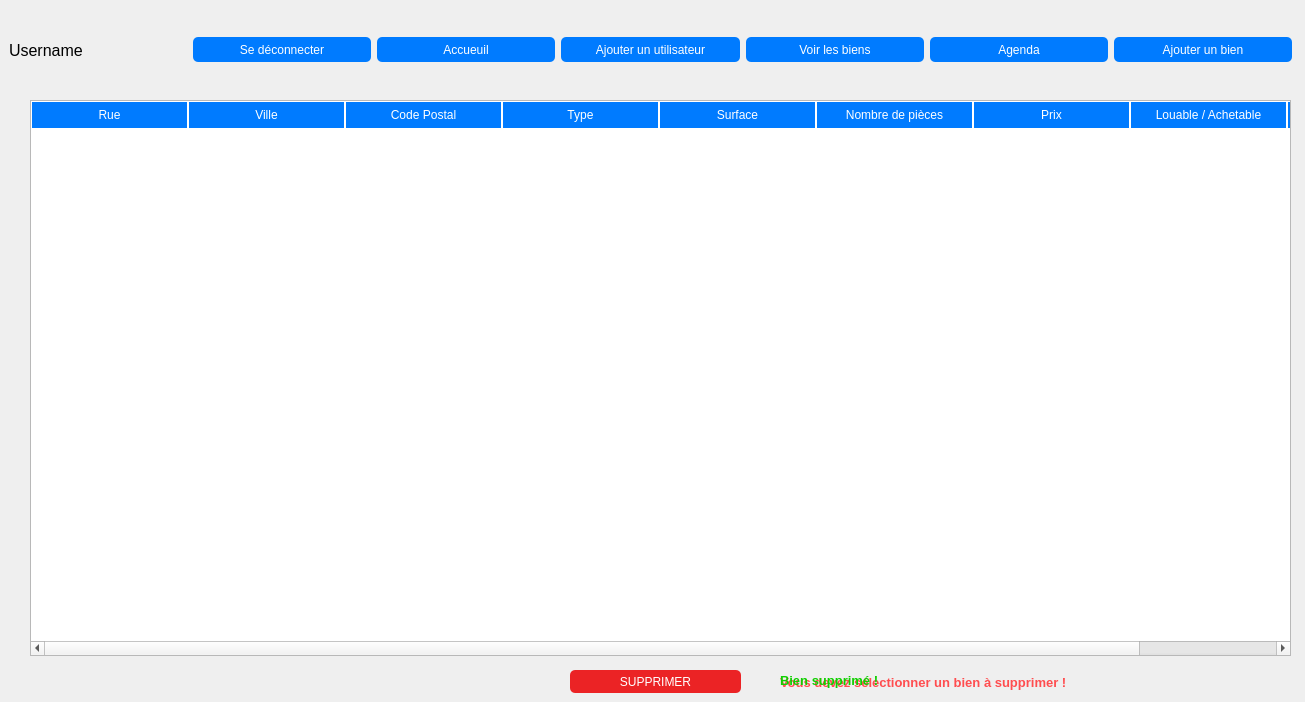
This is core/GUI/interface.ui in LixNew2/Grimmo as Qt 5 draws it before an edit. The edited form follows.
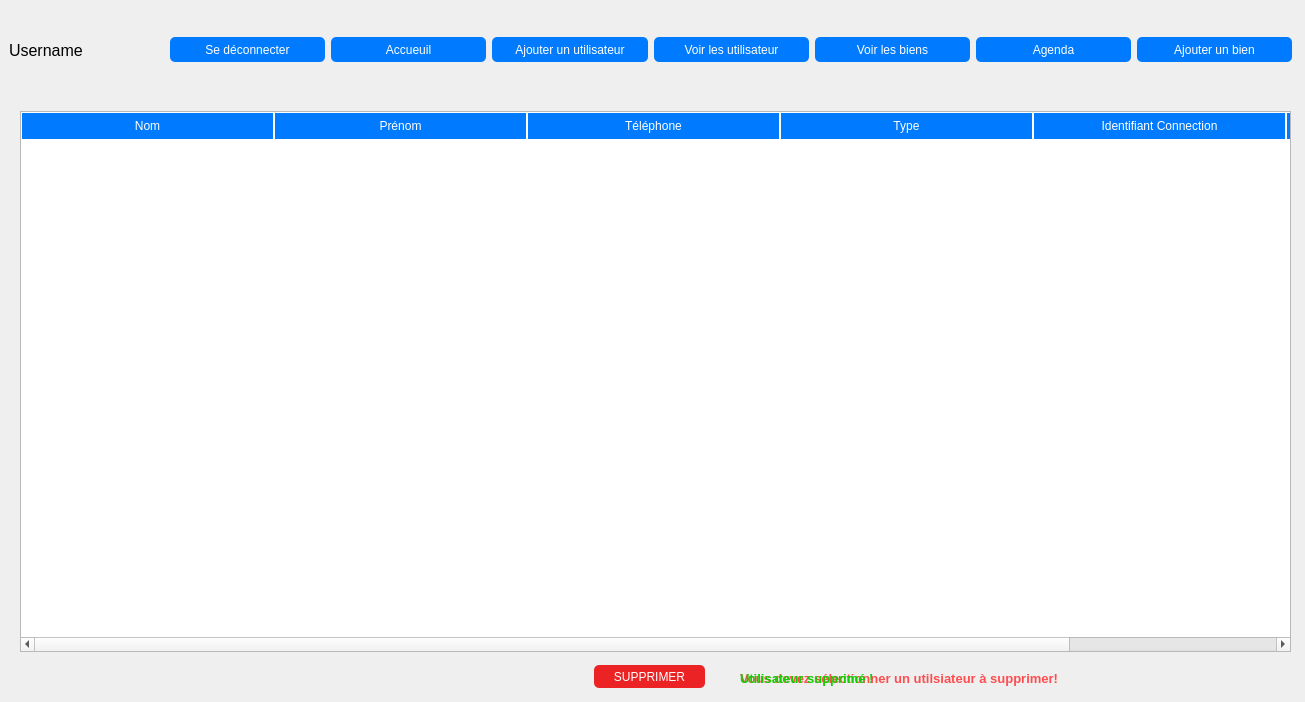
This is the edited form.

What changed in the file:
```diff
--- a/core/GUI/interface.ui
+++ b/core/GUI/interface.ui
@@ -40,7 +40,7 @@
      </rect>
     </property>
     <property name="currentIndex">
-     <number>4</number>
+     <number>5</number>
     </property>
     <widget class="QWidget" name="login">
      <widget class="QLabel" name="title">
@@ -1845,6 +1845,142 @@
       </property>
      </widget>
     </widget>
+    <widget class="QWidget" name="view_users">
+     <widget class="QTableWidget" name="user_table">
+      <property name="geometry">
+       <rect>
+        <x>0</x>
+        <y>121</y>
+        <width>1271</width>
+        <height>541</height>
+       </rect>
+      </property>
+      <property name="styleSheet">
+       <string notr="true">QHeaderView::section {
+    background-color: rgb(0, 123, 255);
+    color: white;
+    padding: 4px;
+	border: 1px solid white;
+}
+
+/* Style pour les numéros de ligne (en-têtes verticales) */
+QHeaderView::section:vertical {
+    background-color: rgb(0, 123, 255);
+    color: white;
+}</string>
+      </property>
+      <attribute name="horizontalHeaderDefaultSectionSize">
+       <number>253</number>
+      </attribute>
+      <column>
+       <property name="text">
+        <string>Nom</string>
+       </property>
+      </column>
+      <column>
+       <property name="text">
+        <string>Prénom</string>
+       </property>
+      </column>
+      <column>
+       <property name="text">
+        <string>Téléphone</string>
+       </property>
+      </column>
+      <column>
+       <property name="text">
+        <string>Type</string>
+       </property>
+      </column>
+      <column>
+       <property name="text">
+        <string>Identifiant Connection</string>
+       </property>
+      </column>
+      <column>
+       <property name="text">
+        <string>id</string>
+       </property>
+      </column>
+     </widget>
+     <widget class="QPushButton" name="delete_user_btn">
+      <property name="geometry">
+       <rect>
+        <x>574</x>
+        <y>675</y>
+        <width>111</width>
+        <height>23</height>
+       </rect>
+      </property>
+      <property name="styleSheet">
+       <string notr="true">QPushButton
+{
+	color: rgb(255, 255, 255);
+	background-color:rgb(235, 35, 37);
+	border-radius: 5px;
+	height:25px;
+}
+
+
+QPushButton:hover
+{
+	color: rgb(255, 255, 255);
+	background-color:rgb(220, 50, 52);
+	border-radius: 5px;
+	height:25px;
+}</string>
+      </property>
+      <property name="text">
+       <string>SUPPRIMER</string>
+      </property>
+     </widget>
+     <widget class="QLabel" name="delete_user_error">
+      <property name="geometry">
+       <rect>
+        <x>720</x>
+        <y>680</y>
+        <width>351</width>
+        <height>16</height>
+       </rect>
+      </property>
+      <property name="font">
+       <font>
+        <pointsize>10</pointsize>
+        <weight>75</weight>
+        <bold>true</bold>
+       </font>
+      </property>
+      <property name="styleSheet">
+       <string notr="true">color: rgb(255, 77, 79);</string>
+      </property>
+      <property name="text">
+       <string>Vous devez sélectionner un utilsiateur à supprimer!</string>
+      </property>
+     </widget>
+     <widget class="QLabel" name="delete_user_success">
+      <property name="geometry">
+       <rect>
+        <x>720</x>
+        <y>680</y>
+        <width>141</width>
+        <height>16</height>
+       </rect>
+      </property>
+      <property name="font">
+       <font>
+        <pointsize>10</pointsize>
+        <weight>75</weight>
+        <bold>true</bold>
+       </font>
+      </property>
+      <property name="styleSheet">
+       <string notr="true">color: rgb(16, 207, 0);</string>
+      </property>
+      <property name="text">
+       <string>Utilisateur supprimé !</string>
+      </property>
+     </widget>
+    </widget>
     <widget class="QWidget" name="add_agent">
      <widget class="QLineEdit" name="phone_add_user">
       <property name="geometry">
@@ -2241,6 +2377,31 @@
        </property>
       </widget>
      </item>
+     <item>
+      <widget class="QPushButton" name="view_user">
+       <property name="styleSheet">
+        <string notr="true">QPushButton
+{
+	color: rgb(255, 255, 255);
+	background-color:rgb(0, 123, 255);
+	border-radius: 5px;
+	height:25px;
+}
+
+
+QPushButton:hover
+{
+	color: rgb(255, 255, 255);
+	background-color:rgb(0, 86, 210);
+	border-radius: 5px;
+	height:25px;
+}</string>
+       </property>
+       <property name="text">
+        <string>Voir les utilisateur</string>
+       </property>
+      </widget>
+     </item>
      <item>
       <widget class="QPushButton" name="view_home">
        <property name="styleSheet">
```
